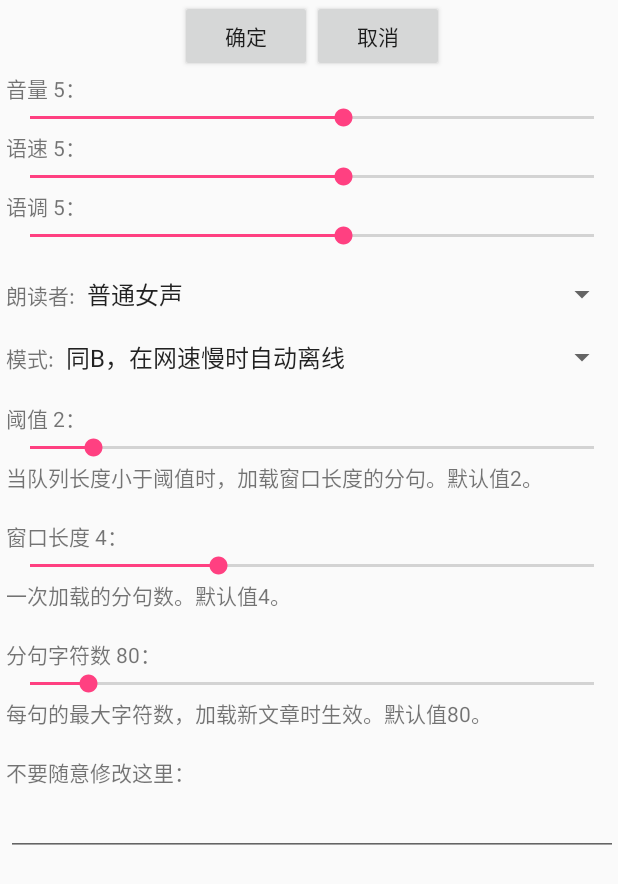
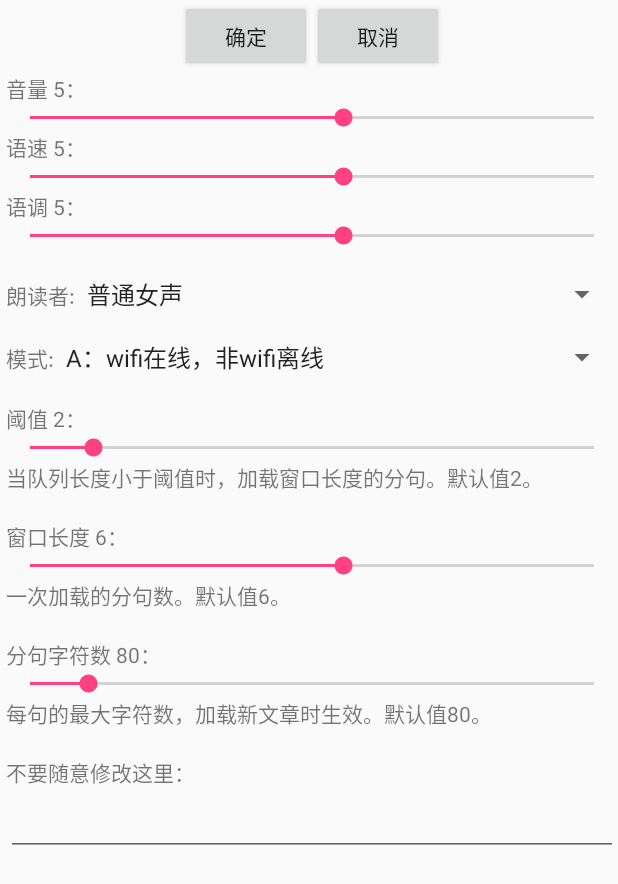
Before and after one commit to animalize/Ting_Android, an Android app: the screen it shows after launch (OptionActivity), after a tap on "设置", on a phone screen of 412 x 824 dp. Shown: the top 884 px of the screen. Run offline under Robolectric (Android 15) with nearby library versions, the phone set to English and light mode, and no system bars; libraries missing offline, so code that uses them is left out: com.baidu.tts; 8 statements that could not run were skipped.

Commit message:
WINDOW默认值

```diff
--- a/app/src/main/java/com/github/animalize/ting/TTS/Setting.java
+++ b/app/src/main/java/com/github/animalize/ting/TTS/Setting.java
@@ -17,7 +17,7 @@ public abstract class Setting {
     public static final int THRESHOLD_MIN = 1;
     public static final int THRESHOLD_MAX = 10;
 
-    public static final int WINDOW_DEFAULT = 4;
+    public static final int WINDOW_DEFAULT = 6;
     public static final int WINDOW_MIN = 1;
     public static final int WINDOW_MAX = 10;
 
@@ -57,7 +57,7 @@ public abstract class Setting {
     * MIX_MODE_HIGH_SPEED_SYNTHESIZE
     * (mix模式下，在线返回速度如果慢（超时，一般为1.2秒）直接切换离线，适用于网络环境较差的情况)
  * */
-    private int mMixMode = MIX_MODE_HIGH_SPEED_SYNTHESIZE;
+    private int mMixMode = MIX_MODE_DEFAULT;
 
     private int mThreshold = THRESHOLD_DEFAULT;
     private int mWindow = WINDOW_DEFAULT;
--- a/app/src/main/res/layout/activity_option.xml
+++ b/app/src/main/res/layout/activity_option.xml
@@ -138,7 +138,7 @@
         <TextView
             android:layout_width="wrap_content"
             android:layout_height="wrap_content"
-            android:text="一次加载的分句数。默认值4。" />
+            android:text="一次加载的分句数。默认值6。" />
 
 
         <TextView
```
